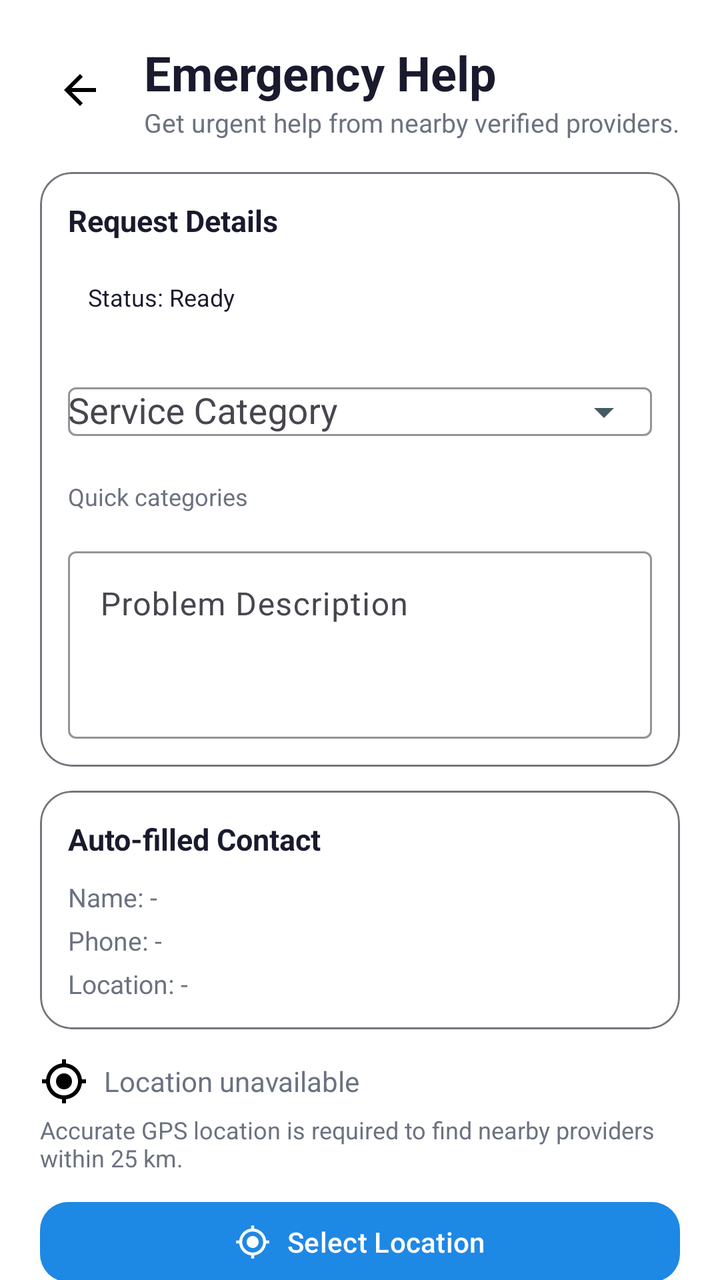
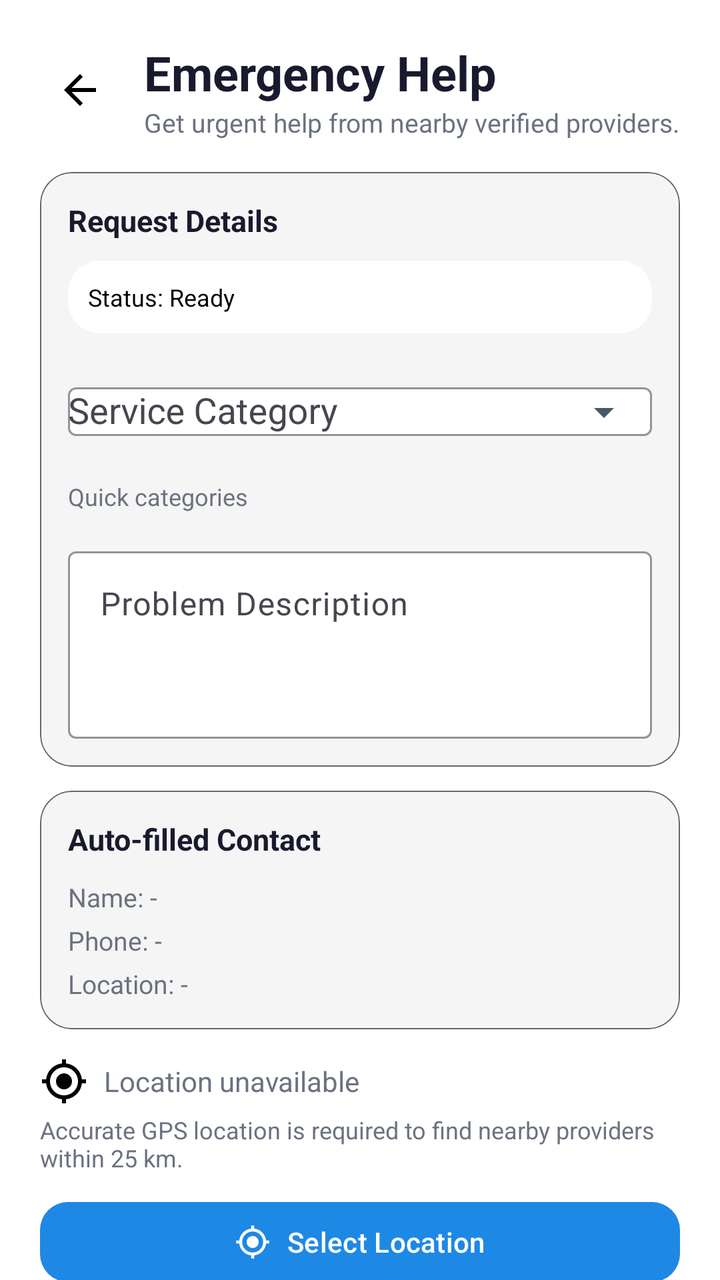

An Android layout rendered at two revisions. The XML below is the earlier revision; the diff shows what the commit changed to produce the second picture.
<!-- AndroidManifest.xml: application theme Theme.QuickFix -->
<!-- res/layout/activity_emergency_help.xml -->
<?xml version="1.0" encoding="utf-8"?>
<androidx.core.widget.NestedScrollView xmlns:android="http://schemas.android.com/apk/res/android"
    xmlns:app="http://schemas.android.com/apk/res-auto"
    android:layout_width="match_parent"
    android:layout_height="match_parent"
    android:background="?attr/colorSurface"
    android:fillViewport="true">

    <LinearLayout
        android:layout_width="match_parent"
        android:layout_height="wrap_content"
        android:orientation="vertical"
        android:padding="20dp">

        <LinearLayout
            android:layout_width="match_parent"
            android:layout_height="wrap_content"
            android:gravity="center_vertical"
            android:orientation="horizontal">

            <ImageView
                android:id="@+id/btnBack"
                android:layout_width="40dp"
                android:layout_height="40dp"
                android:contentDescription="Back"
                android:padding="8dp"
                android:src="@drawable/ic_back" />

            <LinearLayout
                android:layout_width="0dp"
                android:layout_height="wrap_content"
                android:layout_weight="1"
                android:orientation="vertical"
                android:paddingStart="12dp">

                <TextView
                    android:layout_width="wrap_content"
                    android:layout_height="wrap_content"
                    android:text="Emergency Help"
                    android:textColor="@color/text_primary"
                    android:textSize="24sp"
                    android:textStyle="bold" />

                <TextView
                    android:layout_width="wrap_content"
                    android:layout_height="wrap_content"
                    android:text="Get urgent help from nearby verified providers."
                    android:textColor="@color/text_secondary"
                    android:textSize="13sp" />
            </LinearLayout>
        </LinearLayout>

        <com.google.android.material.card.MaterialCardView
            android:layout_width="match_parent"
            android:layout_height="wrap_content"
            android:layout_marginTop="16dp"
            app:cardCornerRadius="16dp"
            app:strokeColor="@color/outline"
            app:strokeWidth="1dp">

            <LinearLayout
                android:layout_width="match_parent"
                android:layout_height="wrap_content"
                android:orientation="vertical"
                android:padding="14dp">

                <TextView
                    android:layout_width="wrap_content"
                    android:layout_height="wrap_content"
                    android:text="Request Details"
                    android:textColor="@color/text_primary"
                    android:textSize="15sp"
                    android:textStyle="bold" />

                <TextView
                    android:id="@+id/tvEmergencyRequestStatus"
                    android:layout_width="match_parent"
                    android:layout_height="wrap_content"
                    android:layout_marginTop="10dp"
                    android:background="@drawable/bg_dashboard_card"
                    android:padding="10dp"
                    android:text="Status: Ready"
                    android:textColor="@color/text_primary"
                    android:textSize="12sp" />

                <com.google.android.material.textfield.TextInputLayout
                    android:id="@+id/tilEmergencyCategory"
                    android:layout_width="match_parent"
                    android:layout_height="wrap_content"
                    android:layout_marginTop="10dp"
                    android:hint="Service Category"
                    app:endIconMode="dropdown_menu">

                    <com.google.android.material.textfield.MaterialAutoCompleteTextView
                        android:id="@+id/actEmergencyCategory"
                        android:layout_width="match_parent"
                        android:layout_height="wrap_content"
                        android:inputType="none"
                        android:maxLines="1" />
                </com.google.android.material.textfield.TextInputLayout>

                <TextView
                    android:layout_width="wrap_content"
                    android:layout_height="wrap_content"
                    android:layout_marginTop="10dp"
                    android:text="Quick categories"
                    android:textColor="@color/text_secondary"
                    android:textSize="12sp" />

                <com.google.android.material.chip.ChipGroup
                    android:id="@+id/chipGroupEmergencyCategories"
                    android:layout_width="match_parent"
                    android:layout_height="wrap_content"
                    android:layout_marginTop="6dp"
                    app:chipSpacingHorizontal="10dp"
                    app:chipSpacingVertical="10dp"
                    app:singleSelection="true" />

                <com.google.android.material.textfield.TextInputLayout
                    android:id="@+id/tilEmergencyDescription"
                    android:layout_width="match_parent"
                    android:layout_height="wrap_content"
                    android:layout_marginTop="8dp"
                    android:hint="Problem Description">

                    <com.google.android.material.textfield.TextInputEditText
                        android:id="@+id/etEmergencyDescription"
                        android:layout_width="match_parent"
                        android:layout_height="wrap_content"
                        android:gravity="top"
                        android:inputType="textMultiLine"
                        android:maxLines="4"
                        android:minLines="3" />
                </com.google.android.material.textfield.TextInputLayout>
            </LinearLayout>
        </com.google.android.material.card.MaterialCardView>

        <com.google.android.material.card.MaterialCardView
            android:layout_width="match_parent"
            android:layout_height="wrap_content"
            android:layout_marginTop="12dp"
            app:cardCornerRadius="16dp"
            app:strokeColor="@color/outline"
            app:strokeWidth="1dp">

            <LinearLayout
                android:layout_width="match_parent"
                android:layout_height="wrap_content"
                android:orientation="vertical"
                android:padding="14dp">

                <TextView
                    android:layout_width="wrap_content"
                    android:layout_height="wrap_content"
                    android:text="Auto-filled Contact"
                    android:textColor="@color/text_primary"
                    android:textSize="15sp"
                    android:textStyle="bold" />

                <TextView
                    android:id="@+id/tvEmergencyUserName"
                    android:layout_width="match_parent"
                    android:layout_height="wrap_content"
                    android:layout_marginTop="10dp"
                    android:text="Name: -"
                    android:textColor="@color/text_secondary"
                    android:textSize="13sp" />

                <TextView
                    android:id="@+id/tvEmergencyPhone"
                    android:layout_width="match_parent"
                    android:layout_height="wrap_content"
                    android:layout_marginTop="4dp"
                    android:text="Phone: -"
                    android:textColor="@color/text_secondary"
                    android:textSize="13sp" />

                <TextView
                    android:id="@+id/tvEmergencyAddress"
                    android:layout_width="match_parent"
                    android:layout_height="wrap_content"
                    android:layout_marginTop="4dp"
                    android:text="Location: -"
                    android:textColor="@color/text_secondary"
                    android:textSize="13sp" />
            </LinearLayout>
        </com.google.android.material.card.MaterialCardView>

        <com.google.android.material.card.MaterialCardView
            android:id="@+id/cardEmergencyAssignedProvider"
            android:layout_width="match_parent"
            android:layout_height="wrap_content"
            android:layout_marginTop="12dp"
            android:visibility="gone"
            app:cardCornerRadius="16dp"
            app:strokeColor="@color/outline"
            app:strokeWidth="1dp">

            <LinearLayout
                android:layout_width="match_parent"
                android:layout_height="wrap_content"
                android:orientation="vertical"
                android:padding="14dp">

                <TextView
                    android:layout_width="wrap_content"
                    android:layout_height="wrap_content"
                    android:text="Assigned Provider"
                    android:textColor="@color/text_primary"
                    android:textSize="15sp"
                    android:textStyle="bold" />

                <TextView
                    android:id="@+id/tvEmergencyAssignedProviderName"
                    android:layout_width="match_parent"
                    android:layout_height="wrap_content"
                    android:layout_marginTop="10dp"
                    android:text="Name: -"
                    android:textColor="@color/text_secondary"
                    android:textSize="13sp" />

                <TextView
                    android:id="@+id/tvEmergencyAssignedProviderPhone"
                    android:layout_width="match_parent"
                    android:layout_height="wrap_content"
                    android:layout_marginTop="4dp"
                    android:text="Contact: -"
                    android:textColor="@color/text_secondary"
                    android:textSize="13sp" />

                <TextView
                    android:id="@+id/tvEmergencyAssignedProviderService"
                    android:layout_width="match_parent"
                    android:layout_height="wrap_content"
                    android:layout_marginTop="4dp"
                    android:text="Service: -"
                    android:textColor="@color/text_secondary"
                    android:textSize="13sp" />

                <TextView
                    android:id="@+id/tvEmergencyAssignedProviderLocation"
                    android:layout_width="match_parent"
                    android:layout_height="wrap_content"
                    android:layout_marginTop="4dp"
                    android:text="Location: -"
                    android:textColor="@color/text_secondary"
                    android:textSize="13sp" />

                <LinearLayout
                    android:layout_width="match_parent"
                    android:layout_height="wrap_content"
                    android:layout_marginTop="16dp"
                    android:orientation="horizontal"
                    android:gravity="center">

                    <com.google.android.material.button.MaterialButton
                        android:id="@+id/btnRejectProvider"
                        android:layout_width="0dp"
                        android:layout_height="48dp"
                        android:layout_weight="1"
                        android:layout_marginEnd="8dp"
                        android:text="Reject"
                        android:textAllCaps="false"
                        android:textColor="@android:color/white"
                        app:backgroundTint="#757575"
                        app:cornerRadius="12dp" />

                    <com.google.android.material.button.MaterialButton
                        android:id="@+id/btnAcceptProvider"
                        android:layout_width="0dp"
                        android:layout_height="48dp"
                        android:layout_weight="1"
                        android:layout_marginStart="8dp"
                        android:text="Accept"
                        android:textAllCaps="false"
                        android:textColor="@android:color/white"
                        app:backgroundTint="#4CAF50"
                        app:cornerRadius="12dp" />

                </LinearLayout>

            </LinearLayout>
        </com.google.android.material.card.MaterialCardView>

        <TextView
            android:id="@+id/tvEmergencyLocation"
            android:layout_width="match_parent"
            android:layout_height="wrap_content"
            android:layout_marginTop="14dp"
            android:drawableStart="@drawable/ic_my_location"
            android:drawablePadding="8dp"
            android:gravity="center_vertical"
            android:text="Location unavailable"
            android:textColor="@color/text_secondary"
            android:textSize="14sp" />

        <TextView
            android:id="@+id/tvEmergencyLocationHint"
            android:layout_width="match_parent"
            android:layout_height="wrap_content"
            android:layout_marginTop="4dp"
                    android:text="Accurate GPS location is required to find nearby providers within 25 km."
            android:textColor="@color/text_secondary"
            android:textSize="12sp" />

        <com.google.android.material.button.MaterialButton
            android:id="@+id/btnEmergencySelectLocation"
            android:layout_width="match_parent"
            android:layout_height="48dp"
            android:layout_marginTop="10dp"
            android:text="Select Location"
            android:textAllCaps="false"
            app:cornerRadius="14dp"
            app:icon="@drawable/ic_my_location"
            app:iconGravity="textStart"
            app:iconPadding="8dp" />

        <com.google.android.material.button.MaterialButton
            android:id="@+id/btnEmergencyRequest"
            android:layout_width="match_parent"
            android:layout_height="56dp"
            android:layout_marginTop="16dp"
            android:alpha="0.6"
            android:enabled="false"
            android:text="Submit Emergency Request"
            android:textAllCaps="false"
            android:textColor="@android:color/white"
            android:textSize="16sp"
            android:textStyle="bold"
            app:backgroundTint="#D32F2F"
            app:cornerRadius="16dp"
            app:icon="@drawable/ic_emergency"
            app:iconGravity="textStart"
            app:iconPadding="10dp" />

        <ProgressBar
            android:id="@+id/progressEmergency"
            style="?android:attr/progressBarStyleHorizontal"
            android:layout_width="match_parent"
            android:layout_height="wrap_content"
            android:layout_marginTop="14dp"
            android:indeterminate="true"
            android:visibility="gone" />


    </LinearLayout>
</androidx.core.widget.NestedScrollView>
<!-- resources referenced by this layout -->
<resources>
  <color name="outline">#79747E</color>
  <color name="text_primary">#1A1A2E</color>
  <color name="text_secondary">#6B7280</color>
  <!-- drawable bg_dashboard_card (drawable) -->
  <?xml version="1.0" encoding="utf-8"?>
  <shape xmlns:android="http://schemas.android.com/apk/res/android"
      android:shape="rectangle">
      <corners android:radius="16dp" />
      <solid android:color="#FFFFFF" />
      <stroke android:width="0dp" android:color="@android:color/transparent"/>
  </shape>
  <style name="Theme.QuickFix" parent="Base.Theme.QuickFix" />
  <style name="Base.Theme.QuickFix" parent="Theme.Material3.Light.NoActionBar">
          <item name="colorPrimary">@color/primary</item>
          <item name="colorPrimaryDark">@color/primary_dark</item>
          <item name="colorAccent">@color/accent_green</item>
          <item name="android:windowBackground">@color/screen_background</item>
          <item name="colorSurface">@color/card_bg</item>
          <item name="colorOnSurface">@color/text_primary</item>
          <item name="android:colorBackground">@color/screen_background</item>
          <item name="colorOnBackground">@color/text_primary</item>
          <item name="colorSurfaceVariant">@color/surface_variant</item>
          <item name="colorOutline">@color/divider</item>
          <item name="colorOutlineVariant">@color/divider</item>
          <item name="materialAlertDialogTheme">@style/Theme.QuickFix.AdminDialog</item>
          <item name="alertDialogTheme">@style/Theme.QuickFix.AdminDialog</item>
          <item name="android:statusBarColor">@android:color/transparent</item>
          <item name="android:navigationBarColor">@color/screen_background</item>
          
          <item name="bottomSheetDialogTheme">@style/Theme.QuickFix.BottomSheet</item>
          <item name="android:forceDarkAllowed" tools:targetApi="q">false</item>
          <item name="materialButtonStyle">@style/Widget.QuickFix.Button</item>
          <item name="chipStyle">@style/Widget.QuickFix.Chip.Filter</item>
          <item name="textInputStyle">@style/Widget.QuickFix.TextInputLayout</item>
      </style>
  <color name="primary">#1E88E5</color>
  <color name="primary_dark">#1565C0</color>
  <color name="accent_green">#43A047</color>
  <color name="screen_background">#F4F7FB</color>
  <color name="card_bg">#FFFFFF</color>
  <color name="surface_variant">#F5F7FA</color>
  <color name="divider">#E5E7EB</color>
  <style name="Theme.QuickFix.AdminDialog" parent="ThemeOverlay.Material3.MaterialAlertDialog">
          <item name="colorSurface">@color/card_bg</item>
          <item name="colorOnSurface">@color/text_primary</item>
          <item name="colorOutline">@color/divider</item>
      </style>
  <style name="Theme.QuickFix.BottomSheet" parent="ThemeOverlay.Material3.BottomSheetDialog">
          <item name="colorSurface">@color/card_bg</item>
          <item name="colorOnSurface">@color/text_primary</item>
          <item name="android:colorBackground">@color/card_bg</item>
      </style>
  <style name="Widget.QuickFix.Button" parent="Widget.Material3.Button">
          <item name="backgroundTint">@color/primary</item>
          <item name="android:textColor">@color/white</item>
      </style>
  <style name="Widget.QuickFix.Chip.Filter" parent="Widget.Material3.Chip.Filter">
          <item name="chipBackgroundColor">@color/surface_variant</item>
          <item name="android:textColor">@color/text_primary</item>
          <item name="checkedIconTint">@color/primary</item>
      </style>
  <color name="white">#FFFFFFFF</color>
  <color name="input_background">#FFFFFF</color>
  <color name="input_stroke">#1E88E5</color>
  <color name="error_red">#D32F2F</color>
  <color name="input_hint">#6B7280</color>
  <color name="input_icon">#455A64</color>
  <!-- unchanged entries left out for length: 4 -->
</resources>

<!-- the commit's change to res/layout/activity_emergency_help.xml (unified diff, before → after) -->
@@ -3,7 +3,7 @@
     xmlns:app="http://schemas.android.com/apk/res-auto"
     android:layout_width="match_parent"
     android:layout_height="match_parent"
-    android:background="?attr/colorSurface"
+    android:background="?attr/colorBackground"
     android:fillViewport="true">
 
     <LinearLayout
@@ -55,8 +55,9 @@
             android:layout_height="wrap_content"
             android:layout_marginTop="16dp"
             app:cardCornerRadius="16dp"
-            app:strokeColor="@color/outline"
-            app:strokeWidth="1dp">
+            app:cardBackgroundColor="?attr/colorSurface"
+            app:strokeColor="?attr/colorOnBackgroundSecondary"
+            app:strokeWidth="0.5dp">
 
             <LinearLayout
                 android:layout_width="match_parent"
@@ -80,7 +81,7 @@
                     android:background="@drawable/bg_dashboard_card"
                     android:padding="10dp"
                     android:text="Status: Ready"
-                    android:textColor="@color/text_primary"
+                    android:textColor="?attr/colorOnBackground"
                     android:textSize="12sp" />
 
                 <com.google.android.material.textfield.TextInputLayout
@@ -140,8 +141,9 @@
             android:layout_height="wrap_content"
             android:layout_marginTop="12dp"
             app:cardCornerRadius="16dp"
-            app:strokeColor="@color/outline"
-            app:strokeWidth="1dp">
+            app:cardBackgroundColor="?attr/colorSurface"
+            app:strokeColor="?attr/colorOnBackgroundSecondary"
+            app:strokeWidth="0.5dp">
 
             <LinearLayout
                 android:layout_width="match_parent"
@@ -193,8 +195,9 @@
             android:layout_marginTop="12dp"
             android:visibility="gone"
             app:cardCornerRadius="16dp"
-            app:strokeColor="@color/outline"
-            app:strokeWidth="1dp">
+            app:cardBackgroundColor="?attr/colorSurface"
+            app:strokeColor="?attr/colorOnBackgroundSecondary"
+            app:strokeWidth="0.5dp">
 
             <LinearLayout
                 android:layout_width="match_parent"
@@ -243,7 +246,7 @@
                     android:layout_height="wrap_content"
                     android:layout_marginTop="4dp"
                     android:text="Location: -"
-                    android:textColor="@color/text_secondary"
+                    android:textColor="?attr/colorOnBackgroundSecondary"
                     android:textSize="13sp" />
 
                 <LinearLayout
<!-- resource entries referenced after the edit -->
@@ -1,6 +1,5 @@
 <!-- resources referenced by this layout -->
 <resources>
-  <color name="outline">#79747E</color>
   <color name="text_primary">#1A1A2E</color>
   <color name="text_secondary">#6B7280</color>
   <!-- drawable bg_dashboard_card (drawable) -->
@@ -16,11 +15,13 @@
           <item name="colorPrimary">@color/primary</item>
           <item name="colorPrimaryDark">@color/primary_dark</item>
           <item name="colorAccent">@color/accent_green</item>
-          <item name="android:windowBackground">@color/screen_background</item>
-          <item name="colorSurface">@color/card_bg</item>
-          <item name="colorOnSurface">@color/text_primary</item>
-          <item name="android:colorBackground">@color/screen_background</item>
-          <item name="colorOnBackground">@color/text_primary</item>
+          <item name="android:windowBackground">#FFFFFF</item>
+          <item name="colorSurface">#F5F5F5</item>
+          <item name="colorOnSurface">#000000</item>
+          <item name="colorBackground">#FFFFFF</item>
+          <item name="colorOnBackground">#000000</item>
+          <item name="colorOnBackgroundSecondary">#666666</item>
+          <item name="colorError">#D32F2F</item>
           <item name="colorSurfaceVariant">@color/surface_variant</item>
           <item name="colorOutline">@color/divider</item>
           <item name="colorOutlineVariant">@color/divider</item>
